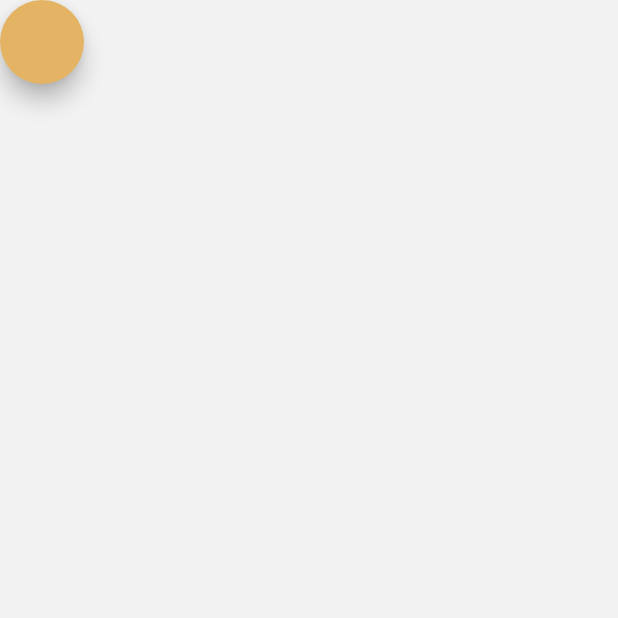
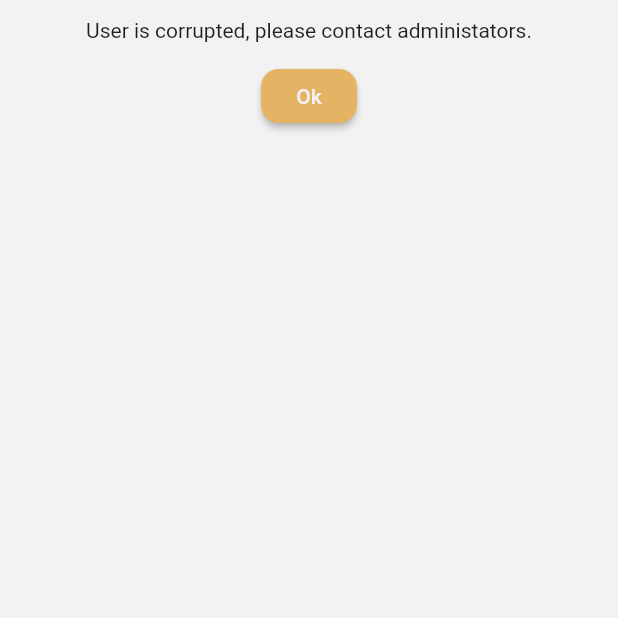
Before and after one commit to johanehinger/booking_template_app, a Flutter app: the AccountScreen screen opened directly, on a phone screen of 412 x 824 dp, the top half of it. Run offline on Flutter 3.47's test engine with Material 2 defaults, Android fonts, the phone set to English and light mode, and no system bars; our stand-ins replace cloud_firestore, firebase_auth, firebase_core, flutter_signin_button, google_sign_in; accounts and stored records are empty.

Commit message:
feature: role based navigation
There are now two types of users: "user" and "admin", on login they will
see different screens.

```diff
--- a/lib/design/app_theme.dart
+++ b/lib/design/app_theme.dart
@@ -7,14 +7,13 @@ class AppTheme {
       scaffoldBackgroundColor: ThemeColors.backgroundColor,
       backgroundColor: ThemeColors.backgroundColor,
       primaryColor: ThemeColors.primaryColor,
-      primarySwatch: ThemeColors.primarySwatchColor,
+      accentColor: ThemeColors.secondaryColor,
       dialogTheme: DialogTheme(
         backgroundColor: ThemeColors.backgroundColor,
         shape: RoundedRectangleBorder(
           borderRadius: BorderRadius.circular(12.0),
         ),
       ),
-      accentColor: ThemeColors.secondaryColor,
       elevatedButtonTheme: ElevatedButtonThemeData(
         style: ElevatedButton.styleFrom(
           onPrimary: ThemeColors.backgroundColor,
--- a/lib/design/theme_colors.dart
+++ b/lib/design/theme_colors.dart
@@ -1,25 +1,10 @@
 import 'package:flutter/material.dart';
-
-const Map<int, Color> color = {
-  50: Color.fromRGBO(42, 67, 46, .1),
-  100: Color.fromRGBO(42, 67, 46, .2),
-  200: Color.fromRGBO(42, 67, 46, .3),
-  300: Color.fromRGBO(42, 67, 46, .4),
-  400: Color.fromRGBO(42, 67, 46, .5),
-  500: Color.fromRGBO(42, 67, 46, .6),
-  600: Color.fromRGBO(42, 67, 46, .7),
-  700: Color.fromRGBO(42, 67, 46, .8),
-  800: Color.fromRGBO(42, 67, 46, .9),
-  900: Color.fromRGBO(42, 67, 46, 1),
-};
 
 class ThemeColors {
   static const backgroundColor = Color(0xfff2f2f2);
   static const textColor = Color(0xff000000);
 
-  //* Recomendetion: Set primarySwatchColor and primaryColor to the same color.
-  static const primarySwatchColor = MaterialColor(0xff6BAA75, color);
-  static const primaryColor = Color(0xff6BAA75);
+  static const primaryColor = Color(0xff34515e);
   static const secondaryColor = Color(0xffE4B363);
 
   static const buttonColor = Color(0xffE4B363);
--- a/lib/screens/account_screen.dart
+++ b/lib/screens/account_screen.dart
@@ -1,8 +1,11 @@
+import 'package:flutter/material.dart';
+import 'package:cloud_firestore/cloud_firestore.dart';
 import 'package:firebase_auth/firebase_auth.dart';
-import 'package:flutter/material.dart';
 
-import './auth_screen.dart';
-import '../services/auth_service.dart';
+import '../design/theme_colors.dart';
+import './admin_screen.dart';
+import './user_screen.dart';
+import '../widgets/Corrupted_user.dart';
 
 class AccountScreen extends StatefulWidget {
   const AccountScreen({Key? key}) : super(key: key);
@@ -12,27 +15,42 @@ class AccountScreen extends StatefulWidget {
 }
 
 class _AccountScreenState extends State<AccountScreen> {
-  AuthService _authService = new AuthService();
   @override
   Widget build(BuildContext context) {
-    return StreamBuilder(
-      stream: FirebaseAuth.instance.authStateChanges(),
-      builder: (context, userSnapshot) {
-        if (userSnapshot.connectionState == ConnectionState.waiting) {
-          return Scaffold(
-            body: Center(
-              child: CircularProgressIndicator(),
+    User? _user = FirebaseAuth.instance.currentUser;
+    DocumentReference _userInfo =
+        FirebaseFirestore.instance.collection('users').doc(_user!.uid);
+    return FutureBuilder(
+      future: _userInfo.get(),
+      builder:
+          (BuildContext context, AsyncSnapshot<DocumentSnapshot> snapshot) {
+        if (snapshot.hasError) {
+          return Text("Something went wrong.");
+        }
+        if (snapshot.hasData && !snapshot.data!.exists) {
+          return CorruptedUser();
+        }
+
+        if (snapshot.connectionState == ConnectionState.done) {
+          Map<String, dynamic> data =
+              snapshot.data!.data() as Map<String, dynamic>;
+          if (data['role'] == "user") {
+            return UserScreen();
+          }
+          if (data['role'] == "admin") {
+            return AdminScreen();
+          }
+          return CorruptedUser();
+        }
+        return Scaffold(
+          body: Center(
+            child: CircularProgressIndicator(
+              valueColor: AlwaysStoppedAnimation<Color>(
+                ThemeColors.primaryColor,
+              ),
             ),
-          );
-        }
-        var signedIn = userSnapshot.hasData;
-        return signedIn
-            ? Scaffold(
-                body: FloatingActionButton(
-                  onPressed: () => _authService.signOut(context),
-                ),
-              )
-            : AuthScreen();
+          ),
+        );
       },
     );
   }
--- a/lib/screens/navigation_screen.dart
+++ b/lib/screens/navigation_screen.dart
@@ -2,7 +2,7 @@ import 'package:flutter/material.dart';
 
 import './booking_screen.dart';
 import './home_screen.dart';
-import './account_screen.dart';
+import '../widgets/auth_wall.dart';
 import '../widgets/content_drawer.dart';
 
 class NavigationScreen extends StatefulWidget {
@@ -21,7 +21,7 @@ class _NavigationScreenState extends State<NavigationScreen> {
     //! Modifying this list requires you to update index variables.
     HomeScreen(),
     BookingScreen(),
-    AccountScreen(),
+    AuthWall(),
   ];
 
   /// Switches tab.
--- a/lib/screens/sign_up_screen.dart
+++ b/lib/screens/sign_up_screen.dart
@@ -145,7 +145,7 @@ class _SignUpScreenState extends State<SignUpScreen> {
                                   },
                                   decoration: InputDecoration(
                                     labelText: "social security number",
-                                    prefixIcon: Icon(Icons.perm_identity),
+                                    prefixIcon: Icon(Icons.tag),
                                   ),
                                 ),
                               ),
--- a/lib/services/auth_service.dart
+++ b/lib/services/auth_service.dart
@@ -28,6 +28,14 @@ class AuthService {
     return payloadMap;
   }
 
+  Future<String?> getUserRole(String uid) async {
+    DocumentSnapshot user =
+        await FirebaseFirestore.instance.collection('users').doc(uid).get();
+    if (user.exists) {
+      return user['role'];
+    }
+  }
+
   Future<String> signInWithGoogle() async {
     GoogleSignIn _googleSignIn = GoogleSignIn();
     try {
@@ -49,7 +57,7 @@ class AuthService {
             'email': user.email,
             'firstName': idMap!["given_name"],
             'lastName': idMap["family_name"],
-            'role': 'customer',
+            'role': 'user',
           },
           SetOptions(merge: true),
         );
@@ -82,7 +90,7 @@ class AuthService {
             'firstName': firstName,
             'lastName': lastName,
             'socialSecurityNumber': socialSecurityNumber,
-            'role': 'customer',
+            'role': 'user',
           },
           SetOptions(merge: true),
         );
--- /dev/null
+++ b/lib/widgets/corrupted_user.dart
@@ -0,0 +1,30 @@
+import '../services/auth_service.dart';
+import 'package:flutter/material.dart';
+
+class CorruptedUser extends StatelessWidget {
+  CorruptedUser({Key? key}) : super(key: key);
+
+  @override
+  Widget build(BuildContext context) {
+    AuthService _authService = new AuthService();
+    return Scaffold(
+      body: Center(
+        child: Column(
+          children: [
+            const SizedBox(
+              height: 12.0,
+            ),
+            const Text("User is corrupted, please contact administators."),
+            const SizedBox(
+              height: 12.0,
+            ),
+            ElevatedButton(
+              onPressed: () => _authService.signOut(context),
+              child: const Text("Ok"),
+            ),
+          ],
+        ),
+      ),
+    );
+  }
+}
```
Also changed, not shown: lib/screens/admin_screen.dart (added, +26 -0 lines), lib/screens/user_screen.dart (added, +27 -0 lines), lib/widgets/auth_wall.dart (added, +37 -0 lines).
